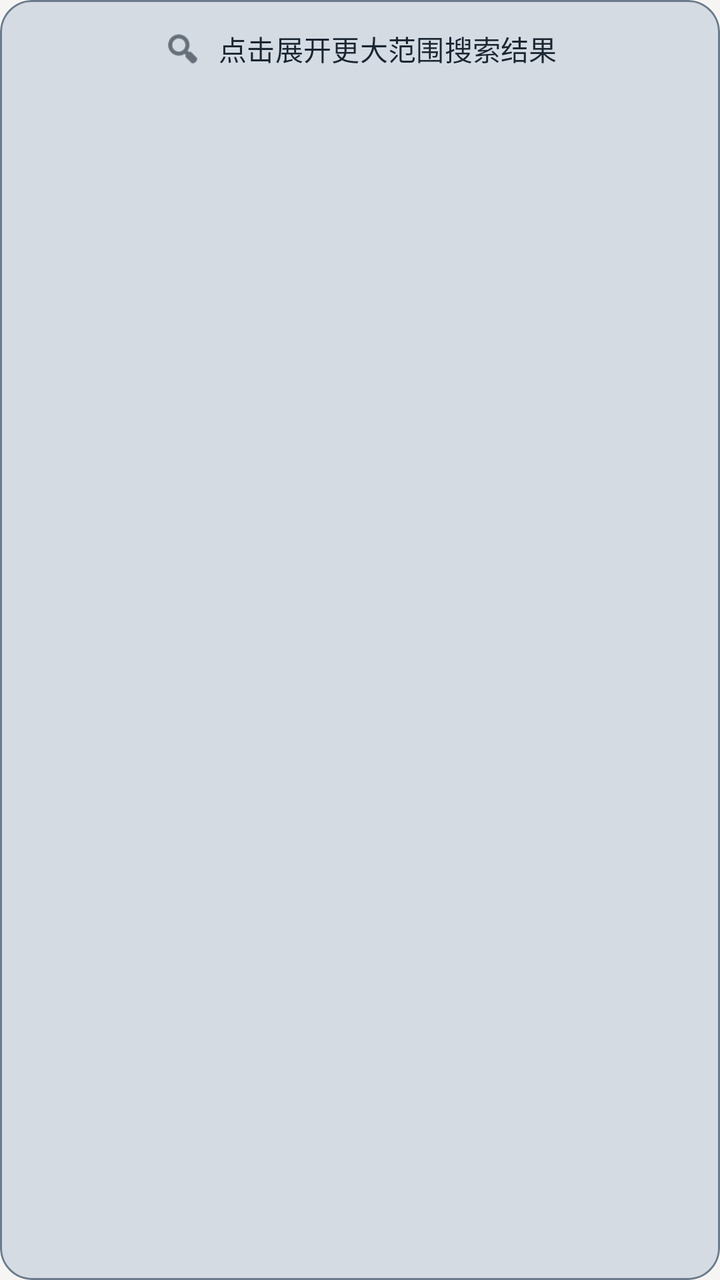
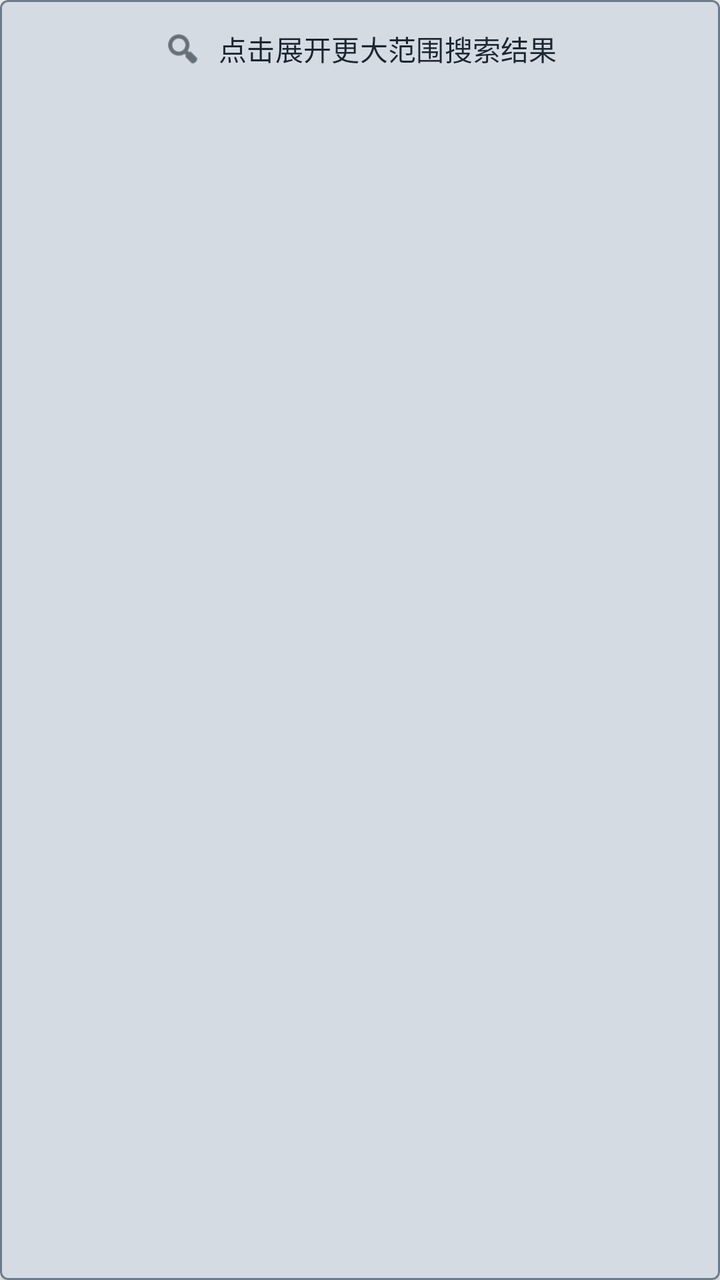

An Android layout rendered at two revisions. The XML below is the earlier revision; the diff shows what the commit changed to produce the second picture.
<!-- AndroidManifest.xml: application theme Theme.Compassor -->
<!-- res/layout/item_poi_load_more.xml -->
<?xml version="1.0" encoding="utf-8"?>
<com.google.android.material.card.MaterialCardView
    xmlns:android="http://schemas.android.com/apk/res/android"
    xmlns:app="http://schemas.android.com/apk/res-auto"
    android:id="@+id/loadMoreCard"
    android:layout_width="match_parent"
    android:layout_height="wrap_content"
    android:layout_marginHorizontal="12dp"
    android:layout_marginVertical="8dp"
    app:cardCornerRadius="16dp"
    app:cardElevation="0dp"
    app:strokeWidth="1dp"
    app:strokeColor="?attr/colorPrimary"
    app:cardBackgroundColor="?attr/colorPrimaryContainer"
    android:clickable="true"
    android:focusable="true">

    <LinearLayout
        android:layout_width="match_parent"
        android:layout_height="wrap_content"
        android:orientation="horizontal"
        android:padding="14dp"
        android:gravity="center">

        <ImageView
            android:layout_width="20dp"
            android:layout_height="20dp"
            android:src="@android:drawable/ic_menu_search"
            app:tint="?attr/colorOnPrimaryContainer" />

        <TextView
            android:id="@+id/loadMoreText"
            android:layout_width="wrap_content"
            android:layout_height="wrap_content"
            android:layout_marginStart="8dp"
            android:text="点击展开更大范围搜索结果"
            android:textAppearance="?attr/textAppearanceTitleSmall"
            android:textColor="?attr/colorOnPrimaryContainer" />

    </LinearLayout>

</com.google.android.material.card.MaterialCardView>
<!-- resources referenced by this layout -->
<resources>
  <style name="Theme.Compassor" parent="Base.Theme.Compassor" />
  <color name="md_theme_light_primary">#6B7B8C</color>
  <color name="md_theme_light_onPrimary">#FFFFFF</color>
  <color name="md_theme_light_primaryContainer">#D5DBE3</color>
  <color name="md_theme_light_onPrimaryContainer">#1A2632</color>
  <color name="md_theme_light_secondary">#8FA395</color>
  <color name="md_theme_light_onSecondary">#FFFFFF</color>
  <color name="md_theme_light_secondaryContainer">#D8E0DA</color>
  <color name="md_theme_light_onSecondaryContainer">#1F2B23</color>
  <color name="md_theme_light_tertiary">#C9ADA7</color>
  <color name="md_theme_light_onTertiary">#FFFFFF</color>
  <color name="md_theme_light_tertiaryContainer">#E8DDD9</color>
  <color name="md_theme_light_onTertiaryContainer">#3D2F2C</color>
  <color name="md_theme_light_error">#C17B74</color>
  <color name="md_theme_light_onError">#FFFFFF</color>
  <color name="md_theme_light_errorContainer">#EED5D2</color>
  <color name="md_theme_light_onErrorContainer">#4A2522</color>
  <color name="md_theme_light_background">#F7F5F3</color>
  <color name="md_theme_light_onBackground">#3D3A38</color>
  <color name="md_theme_light_surface">#FFFDFB</color>
  <color name="md_theme_light_onSurface">#3D3A38</color>
  <color name="md_theme_light_surfaceVariant">#E8E4E1</color>
  <color name="md_theme_light_onSurfaceVariant">#6B6561</color>
  <color name="md_theme_light_outline">#A69C94</color>
  <color name="md_theme_light_outlineVariant">#D5CFC9</color>
  <!-- unchanged entries left out for length: 1 -->
</resources>

<!-- the commit's change to res/layout/item_poi_load_more.xml (unified diff, before → after) -->
@@ -3,12 +3,13 @@
     xmlns:android="http://schemas.android.com/apk/res/android"
     xmlns:app="http://schemas.android.com/apk/res-auto"
     android:id="@+id/loadMoreCard"
+    style="@style/Widget.Compassor.FluentCard"
     android:layout_width="match_parent"
     android:layout_height="wrap_content"
     android:layout_marginHorizontal="12dp"
-    android:layout_marginVertical="8dp"
-    app:cardCornerRadius="16dp"
-    app:cardElevation="0dp"
+    android:layout_marginVertical="@dimen/fluent_list_item_spacing"
+    app:cardCornerRadius="@dimen/corner_radius_sm"
+    app:cardElevation="2dp"
     app:strokeWidth="1dp"
     app:strokeColor="?attr/colorPrimary"
     app:cardBackgroundColor="?attr/colorPrimaryContainer"
<!-- resource entries referenced after the edit -->
@@ -1,5 +1,14 @@
 <!-- resources referenced by this layout -->
 <resources>
+  <dimen name="corner_radius_sm">4dp</dimen>
+  <dimen name="fluent_list_item_spacing">6dp</dimen>
+  <style name="Widget.Compassor.FluentCard" parent="Widget.Material3.CardView.Elevated">
+          <item name="cardCornerRadius">4dp</item>
+          <item name="cardElevation">2dp</item>
+          <item name="cardUseCompatPadding">false</item>
+          <item name="strokeWidth">1dp</item>
+          <item name="strokeColor">?attr/colorOutlineVariant</item>
+      </style>
   <style name="Theme.Compassor" parent="Base.Theme.Compassor" />
   <color name="md_theme_light_primary">#6B7B8C</color>
   <color name="md_theme_light_onPrimary">#FFFFFF</color>
